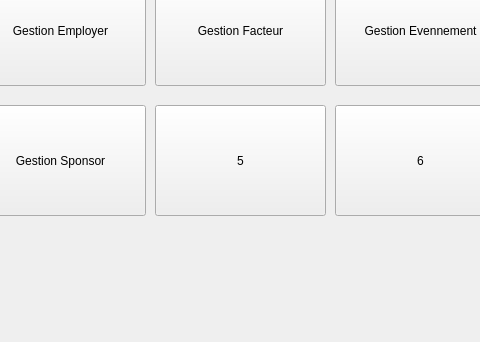
Before: the Qt Designer form menu.ui in rannouna/-smart_event-planner_2A36, drawn with Qt 5; both pictures show x 175 to 655 and y 105 to 447 of the 850 by 447 pixel window.
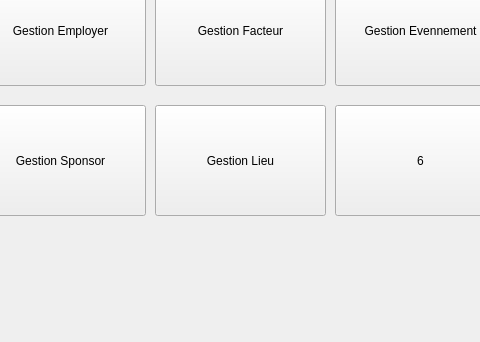
After: the same form once the commit is applied.

```diff
--- a/menu.ui
+++ b/menu.ui
@@ -76,7 +76,7 @@
      </rect>
     </property>
     <property name="text">
-     <string>5</string>
+     <string>Gestion Lieu</string>
     </property>
    </widget>
    <widget class="QPushButton" name="pushButton_6">
```
Left out of the diff: 4 changed lines with no effect on the pictures.
